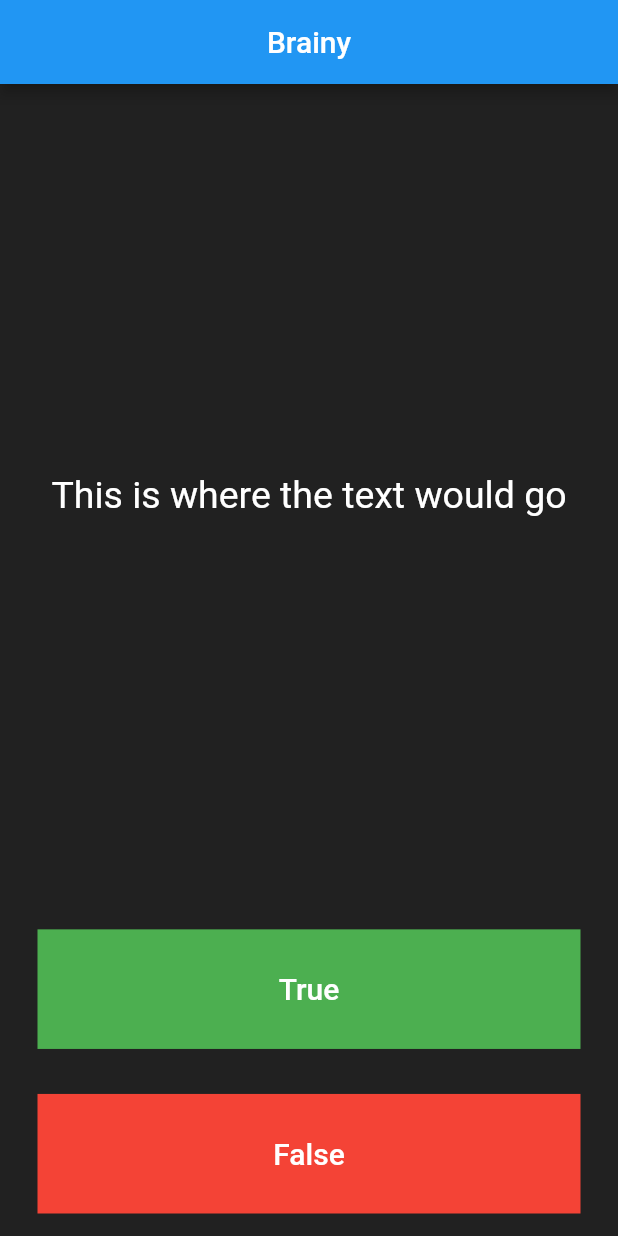
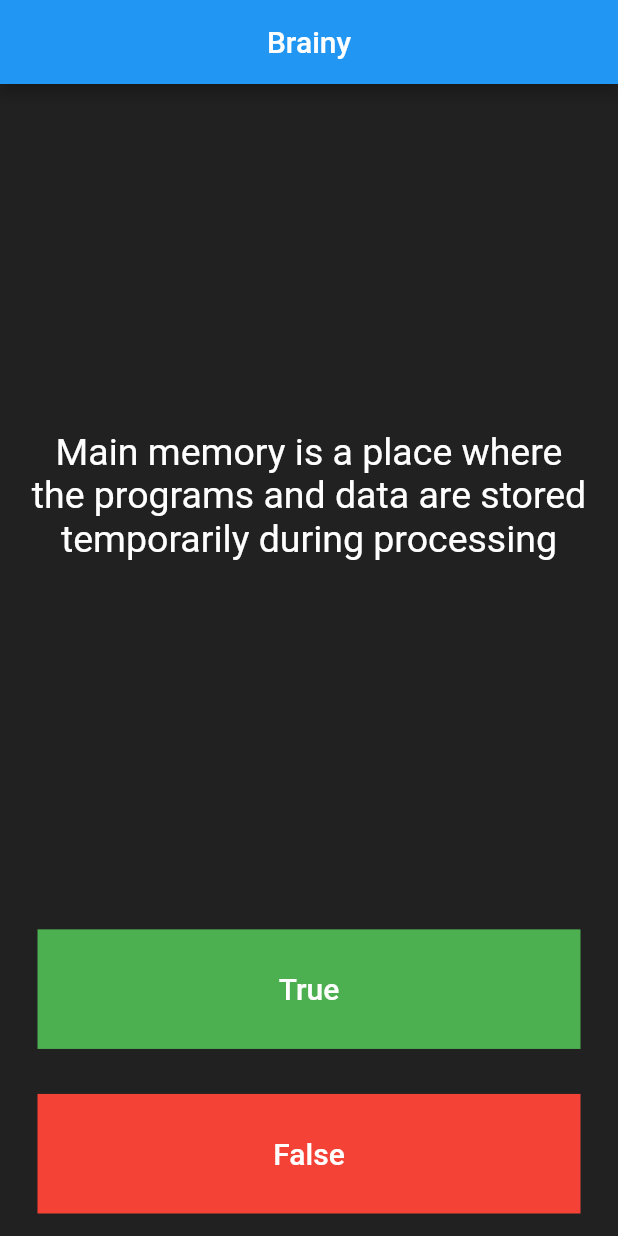
Before and after one commit to RedeemerNtumy/Quiz-app, a Flutter app: the screen it shows after launch, after a tap on "True", on a phone screen of 412 x 824 dp. Run offline on Flutter 3.47's test engine with Material 2 defaults, Android fonts, the phone set to English and light mode, and no system bars.

Commit message:
Added the questions and made sure it does not face any errors when the questions are done. I would be changing that approach anyway

```diff
--- a/lib/main.dart
+++ b/lib/main.dart
@@ -32,6 +32,15 @@ class QuizMain extends StatefulWidget {
 }
 
 class _QuizMainState extends State<QuizMain> {
+  List<Icon> scoreKeeper = [];
+  List<String> questions = [
+    "The CPU is responsible for executing instructions for the Computer",
+    "Main memory is a place where the programs and data are stored temporarily during processing",
+    "Pseudo-code uses exact programming language syntax to represent a module in the larger program",
+    "Secondary storage,similar to main memory,also stores programs and data",
+    "Writing Code is the first step in the waterfall model of developing software"
+  ];
+  int questionNumber = 0;
   @override
   Widget build(BuildContext context) {
     return Column(
@@ -44,7 +53,7 @@ class _QuizMainState extends State<QuizMain> {
             padding: EdgeInsets.all(10),
             child: Center(
               child: Text(
-                "This is where the text would go",
+                questions[questionNumber],
                 textAlign: TextAlign.center,
                 style: TextStyle(
                   fontSize: 25,
@@ -61,7 +70,14 @@ class _QuizMainState extends State<QuizMain> {
               color: Colors.green,
               child: TextButton(
                 style: ButtonStyle(),
-                onPressed: () {},
+                onPressed: () {
+                  setState(() {
+                    questionNumber = questionNumber + 1;
+                    if (questionNumber == 5) {
+                      questionNumber = 0;
+                    }
+                  });
+                },
                 child: Text(
                   "True",
                   style: TextStyle(color: Colors.white, fontSize: 20),
@@ -76,7 +92,14 @@ class _QuizMainState extends State<QuizMain> {
             child: Container(
               color: Colors.red,
               child: TextButton(
-                onPressed: () {},
+                onPressed: () {
+                  setState(() {
+                    questionNumber = questionNumber + 1;
+                    if (questionNumber == 5) {
+                      questionNumber = 0;
+                    }
+                  });
+                },
                 child: Text(
                   "False",
                   style: TextStyle(color: Colors.white, fontSize: 20),
@@ -85,9 +108,9 @@ class _QuizMainState extends State<QuizMain> {
             ),
           ),
         ),
-        Row(children: [
-
-        ],)
+        Row(
+          children: scoreKeeper,
+        )
       ],
     );
   }
```
